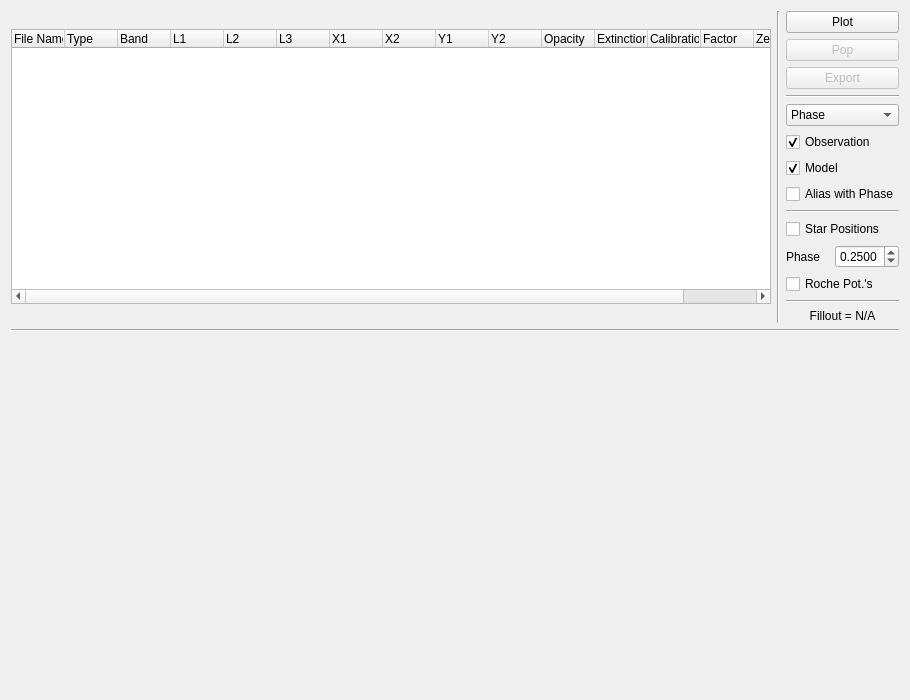
Above: resources/syntheticcurvewidget.ui from Varnani/PyWD2015 before the change. Below: the same form after it.
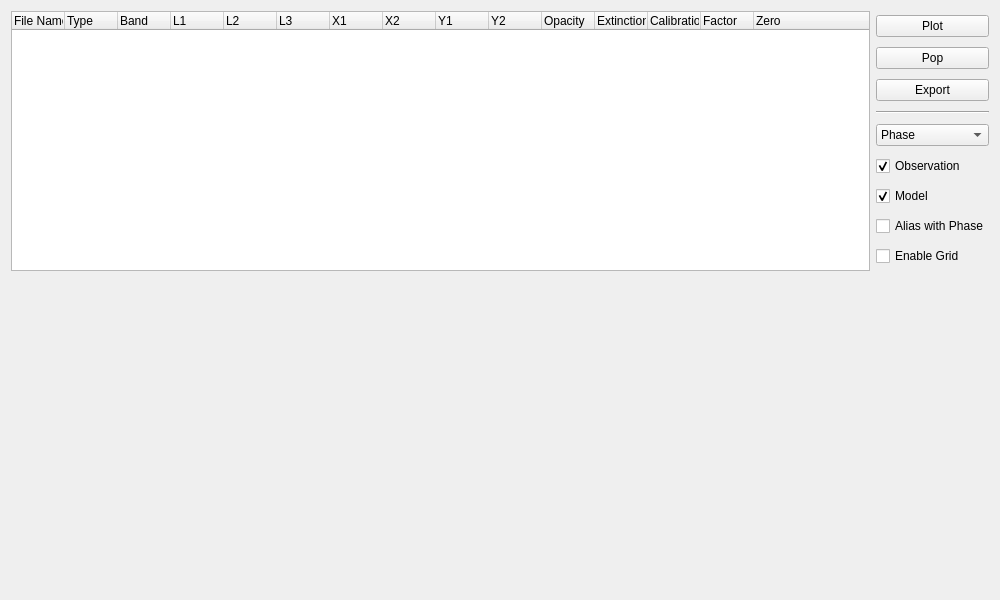
That is the form after the change.

```diff
--- a/resources/syntheticcurvewidget.ui
+++ b/resources/syntheticcurvewidget.ui
@@ -6,206 +6,17 @@
    <rect>
     <x>0</x>
     <y>0</y>
-    <width>910</width>
-    <height>700</height>
+    <width>1000</width>
+    <height>600</height>
    </rect>
   </property>
   <property name="windowTitle">
    <string>Plot Synthetic Curves</string>
   </property>
-  <layout class="QVBoxLayout" name="verticalLayout_2">
+  <layout class="QVBoxLayout" name="verticalLayout">
    <item>
     <layout class="QGridLayout" name="gridLayout_2">
-     <item row="0" column="2">
-      <layout class="QGridLayout" name="gridLayout">
-       <item row="8" column="0" colspan="3">
-        <widget class="Line" name="line_3">
-         <property name="orientation">
-          <enum>Qt::Horizontal</enum>
-         </property>
-        </widget>
-       </item>
-       <item row="7" column="0" colspan="3">
-        <widget class="QCheckBox" name="alias_chk">
-         <property name="toolTip">
-          <string>Alias with phase start and phase end. Does nothing if working with HJD.</string>
-         </property>
-         <property name="text">
-          <string>Alias with Phase</string>
-         </property>
-        </widget>
-       </item>
-       <item row="0" column="0" colspan="3">
-        <widget class="QPushButton" name="plot_btn">
-         <property name="toolTip">
-          <string>Plot selected item</string>
-         </property>
-         <property name="text">
-          <string>Plot</string>
-         </property>
-        </widget>
-       </item>
-       <item row="3" column="0" colspan="3">
-        <widget class="Line" name="line_2">
-         <property name="orientation">
-          <enum>Qt::Horizontal</enum>
-         </property>
-        </widget>
-       </item>
-       <item row="12" column="0" colspan="3">
-        <widget class="Line" name="line_4">
-         <property name="orientation">
-          <enum>Qt::Horizontal</enum>
-         </property>
-        </widget>
-       </item>
-       <item row="4" column="0" colspan="3">
-        <widget class="QComboBox" name="time_combobox">
-         <property name="toolTip">
-          <string>Select x axis unit</string>
-         </property>
-         <item>
-          <property name="text">
-           <string>Phase</string>
-          </property>
-         </item>
-         <item>
-          <property name="text">
-           <string>HJD</string>
-          </property>
-         </item>
-        </widget>
-       </item>
-       <item row="9" column="0" colspan="3">
-        <widget class="QCheckBox" name="drawstars_chk">
-         <property name="toolTip">
-          <string>Draw star positions in a subplot</string>
-         </property>
-         <property name="text">
-          <string>Star Positions</string>
-         </property>
-        </widget>
-       </item>
-       <item row="13" column="0" colspan="3">
-        <widget class="QLabel" name="fillout_label">
-         <property name="enabled">
-          <bool>true</bool>
-         </property>
-         <property name="sizePolicy">
-          <sizepolicy hsizetype="Preferred" vsizetype="Fixed">
-           <horstretch>0</horstretch>
-           <verstretch>0</verstretch>
-          </sizepolicy>
-         </property>
-         <property name="toolTip">
-          <string>Compute fillout factor as defined in BinaryMaker software;
-Bradstreet, D. H. 1993, IAU Commission on Close Binary Stars, 21, 151
-Bradstreet, D. H. and Steelman, D. P. 2002, Bulletin of the American Astronomical Society, 34, 75.02  </string>
-         </property>
-         <property name="text">
-          <string>Fillout = N/A</string>
-         </property>
-         <property name="alignment">
-          <set>Qt::AlignCenter</set>
-         </property>
-        </widget>
-       </item>
-       <item row="10" column="2">
-        <widget class="QDoubleSpinBox" name="phase_spinbox">
-         <property name="enabled">
-          <bool>true</bool>
-         </property>
-         <property name="decimals">
-          <number>4</number>
-         </property>
-         <property name="maximum">
-          <double>1.000000000000000</double>
-         </property>
-         <property name="singleStep">
-          <double>0.100000000000000</double>
-         </property>
-         <property name="value">
-          <double>0.250000000000000</double>
-         </property>
-        </widget>
-       </item>
-       <item row="5" column="0" colspan="3">
-        <widget class="QCheckBox" name="plotobs_chk">
-         <property name="toolTip">
-          <string>Include observation in plot</string>
-         </property>
-         <property name="text">
-          <string>Observation</string>
-         </property>
-         <property name="checked">
-          <bool>true</bool>
-         </property>
-        </widget>
-       </item>
-       <item row="6" column="0" colspan="3">
-        <widget class="QCheckBox" name="plotmodel_chk">
-         <property name="toolTip">
-          <string>Compute and plot synthetic curve</string>
-         </property>
-         <property name="text">
-          <string>Model</string>
-         </property>
-         <property name="checked">
-          <bool>true</bool>
-         </property>
-        </widget>
-       </item>
-       <item row="11" column="0" colspan="3">
-        <widget class="QCheckBox" name="roche_chk">
-         <property name="enabled">
-          <bool>true</bool>
-         </property>
-         <property name="toolTip">
-          <string>Draw Roche equipotential surfaces onto star positions. This option is only valid when Phase = 0.25</string>
-         </property>
-         <property name="text">
-          <string>Roche Pot.'s</string>
-         </property>
-        </widget>
-       </item>
-       <item row="10" column="0" colspan="2">
-        <widget class="QLabel" name="label">
-         <property name="toolTip">
-          <string>Phase of star positions</string>
-         </property>
-         <property name="text">
-          <string>Phase</string>
-         </property>
-        </widget>
-       </item>
-       <item row="1" column="0" colspan="3">
-        <widget class="QPushButton" name="pop_btn">
-         <property name="enabled">
-          <bool>false</bool>
-         </property>
-         <property name="toolTip">
-          <string>Pop plot window</string>
-         </property>
-         <property name="text">
-          <string>Pop</string>
-         </property>
-        </widget>
-       </item>
-       <item row="2" column="0" colspan="3">
-        <widget class="QPushButton" name="pushButton">
-         <property name="enabled">
-          <bool>false</bool>
-         </property>
-         <property name="text">
-          <string>Export</string>
-         </property>
-        </widget>
-       </item>
-      </layout>
-     </item>
      <item row="0" column="0">
-      <layout class="QVBoxLayout" name="verticalLayout">
-       <item>
         <widget class="QTreeWidget" name="loaded_treewidget">
          <property name="sizePolicy">
           <sizepolicy hsizetype="Expanding" vsizetype="Expanding">
@@ -213,16 +24,10 @@
            <verstretch>0</verstretch>
           </sizepolicy>
          </property>
-         <property name="minimumSize">
-          <size>
-           <width>0</width>
-           <height>120</height>
-          </size>
-         </property>
          <property name="maximumSize">
           <size>
            <width>16777215</width>
-           <height>275</height>
+         <height>260</height>
           </size>
          </property>
          <property name="alternatingRowColors">
@@ -317,26 +122,118 @@
          </column>
         </widget>
        </item>
-      </layout>
-     </item>
      <item row="0" column="1">
-      <widget class="Line" name="line_5">
-       <property name="orientation">
-        <enum>Qt::Vertical</enum>
-       </property>
-      </widget>
-     </item>
-    </layout>
-   </item>
+      <layout class="QGridLayout" name="gridLayout">
+       <item row="7" column="0" colspan="2">
+        <widget class="QCheckBox" name="alias_chk">
+         <property name="toolTip">
+          <string>Alias with phase start and phase end. Does nothing if working with HJD.</string>
+         </property>
+         <property name="text">
+          <string>Alias with Phase</string>
+         </property>
+        </widget>
+       </item>
+       <item row="1" column="0" colspan="2">
+        <widget class="QPushButton" name="pop_btn">
+         <property name="enabled">
+          <bool>true</bool>
+         </property>
+         <property name="toolTip">
+          <string>Pop plot window</string>
+         </property>
+         <property name="text">
+          <string>Pop</string>
+         </property>
+        </widget>
+       </item>
+       <item row="4" column="0" colspan="2">
+        <widget class="QComboBox" name="time_combobox">
+         <property name="toolTip">
+          <string>Select x axis unit</string>
+         </property>
    <item>
-    <widget class="Line" name="line">
+          <property name="text">
+           <string>Phase</string>
+          </property>
+         </item>
+         <item>
+          <property name="text">
+           <string>HJD</string>
+          </property>
+         </item>
+        </widget>
+       </item>
+       <item row="3" column="0" colspan="2">
+        <widget class="Line" name="line_2">
      <property name="orientation">
       <enum>Qt::Horizontal</enum>
      </property>
     </widget>
    </item>
-   <item>
+       <item row="2" column="0" colspan="2">
+        <widget class="QPushButton" name="export_btn">
+         <property name="enabled">
+          <bool>true</bool>
+         </property>
+         <property name="text">
+          <string>Export</string>
+         </property>
+        </widget>
+       </item>
+       <item row="5" column="0" colspan="2">
+        <widget class="QCheckBox" name="plotobs_chk">
+         <property name="toolTip">
+          <string>Include observation in plot</string>
+         </property>
+         <property name="text">
+          <string>Observation</string>
+         </property>
+         <property name="checked">
+          <bool>true</bool>
+         </property>
+        </widget>
+       </item>
+       <item row="0" column="0" colspan="2">
+        <widget class="QPushButton" name="plot_btn">
+         <property name="toolTip">
+          <string>Plot selected item</string>
+         </property>
+         <property name="text">
+          <string>Plot</string>
+         </property>
+        </widget>
+       </item>
+       <item row="8" column="0" colspan="2">
+        <widget class="QCheckBox" name="enablegrid_chk">
+         <property name="text">
+          <string>Enable Grid</string>
+         </property>
+        </widget>
+       </item>
+       <item row="6" column="0" colspan="2">
+        <widget class="QCheckBox" name="plotmodel_chk">
+         <property name="toolTip">
+          <string>Compute and plot synthetic curve</string>
+         </property>
+         <property name="text">
+          <string>Model</string>
+         </property>
+         <property name="checked">
+          <bool>true</bool>
+         </property>
+        </widget>
+       </item>
+      </layout>
+     </item>
+     <item row="1" column="0" colspan="2">
     <widget class="QWidget" name="plot_widget" native="true">
+       <property name="sizePolicy">
+        <sizepolicy hsizetype="Preferred" vsizetype="Expanding">
+         <horstretch>0</horstretch>
+         <verstretch>0</verstretch>
+        </sizepolicy>
+       </property>
      <property name="minimumSize">
       <size>
        <width>500</width>
@@ -346,6 +243,20 @@
     </widget>
    </item>
   </layout>
+   </item>
+  </layout>
+  <zorder>plot_btn</zorder>
+  <zorder>pop_btn</zorder>
+  <zorder>export_btn</zorder>
+  <zorder>time_combobox</zorder>
+  <zorder>plotobs_chk</zorder>
+  <zorder>plotmodel_chk</zorder>
+  <zorder>enablegrid_chk</zorder>
+  <zorder>alias_chk</zorder>
+  <zorder>drawstars_chk</zorder>
+  <zorder>label</zorder>
+  <zorder>phase_spinbox</zorder>
+  <zorder>gridLayoutWidget</zorder>
  </widget>
  <resources/>
  <connections/>
```
Lines whose indentation alone changed are shown as unchanged.
